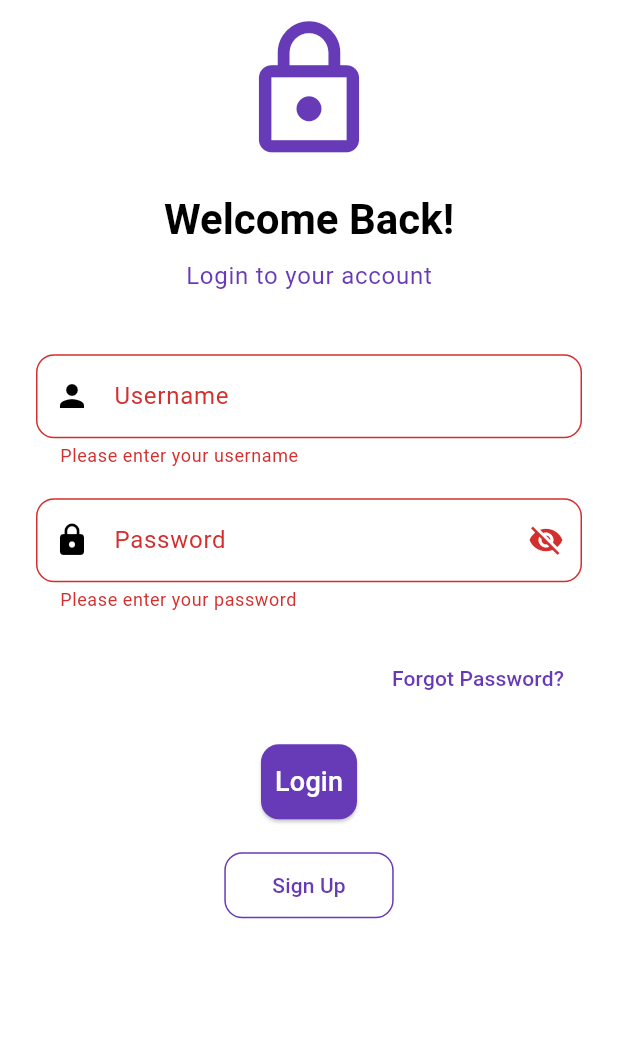
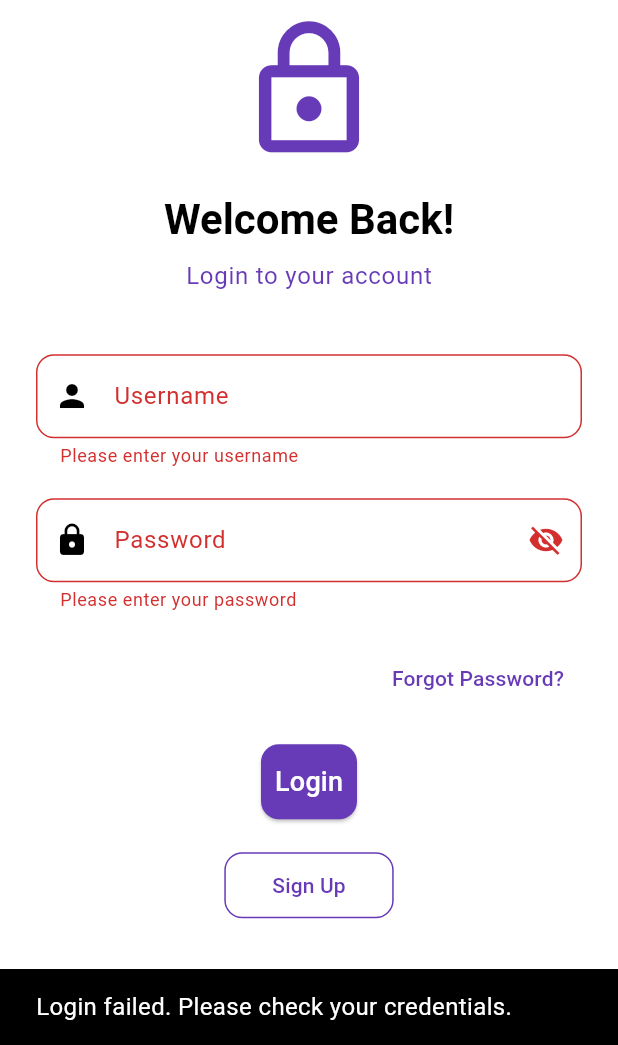
Before and after one commit to Gwilymm/pictionairy, a Flutter app: the screen it shows after launch, after a tap on "Login", on a phone screen of 412 x 824 dp, the part 191-1236 px from its top. Run offline on Flutter 3.47's test engine with Material 3 defaults, Android fonts, the phone set to English and light mode, and no system bars; our stand-ins replace flutter_svg, fluttertoast, shared_preferences; missing offline and left inert: floating_bubbles, qr_code_dart_scan.

Commit message:
refactor login

```diff
--- /dev/null
+++ b/lib/controllers/login_controller.dart
@@ -0,0 +1,55 @@
+// lib/controllers/login_controller.dart
+import 'package:flutter/material.dart';
+import 'dart:convert';
+import '../services/api_service.dart';
+import '../utils/shared_preferences_util.dart';
+
+class LoginController {
+  final TextEditingController usernameController = TextEditingController();
+  final TextEditingController passwordController = TextEditingController();
+
+  Future<bool> login(GlobalKey<FormState> formKey) async {
+    if (!formKey.currentState!.validate()) {
+      return false; // Validation failed
+    }
+
+    String username = usernameController.text;
+    String password = passwordController.text;
+
+    // Step 1: Login to get the token
+    final token = await ApiService.login(username, password);
+
+    if (token != null) {
+      // Step 2: Retrieve user details after successful login
+      final response = await ApiService.getPlayerDetails(username);
+      if (response.statusCode == 200) {
+        final userDetails = jsonDecode(response.body);
+
+        // Save user details to SharedPreferences
+        await SharedPreferencesUtil.setConnectedUser(json.encode(userDetails));
+        return true;
+      } else {
+        return false; // Failed to retrieve user details
+      }
+    } else {
+      return false; // Login failed
+    }
+  }
+
+  Future<Map<String, dynamic>?> getConnectedUser() async {
+    String? userJson = await SharedPreferencesUtil.getConnectedUser();
+    if (userJson != null) {
+      return json.decode(userJson);
+    }
+    return null;
+  }
+
+  Future<String?> getToken() async {
+    return await SharedPreferencesUtil.getToken();
+  }
+
+  void dispose() {
+    usernameController.dispose();
+    passwordController.dispose();
+  }
+}
--- a/lib/screens/challenge_create_screen.dart
+++ b/lib/screens/challenge_create_screen.dart
@@ -6,6 +6,8 @@ import 'challenge_form_screen.dart';
 import 'dart:convert'; // For encoding/decoding JSON
 
 class ChallengeCreateScreen extends StatefulWidget {
+  const ChallengeCreateScreen({super.key});
+
   @override
   _ChallengeCreateScreenState createState() => _ChallengeCreateScreenState();
 }
@@ -138,7 +140,7 @@ class _ChallengeCreateScreenState extends State<ChallengeCreateScreen> {
                   onPressed: () async {
                     final Map<String, dynamic>? result = await Navigator.push(
                       context,
-                      MaterialPageRoute(builder: (context) => ChallengeFormScreen()),
+                      MaterialPageRoute(builder: (context) => const ChallengeFormScreen()),
                     );
                     if (result != null) {
                       setState(() {
--- a/lib/screens/login_screen.dart
+++ b/lib/screens/login_screen.dart
@@ -1,12 +1,12 @@
+// lib/screens/login_screen.dart
 import 'package:flutter/material.dart';
-import 'package:shared_preferences/shared_preferences.dart';
-import 'home_screen.dart'; // Import HomeScreen
-import 'signup_screen.dart'; // Import SignupScreen
-import '../utils/api_service.dart'; // Import ApiService
-import '../utils/theme.dart'; // Import the theme
+import 'home_screen.dart';
+import 'signup_screen.dart';
+import '../controllers/login_controller.dart';
+import '../utils/theme.dart';
 
 class LoginScreen extends StatefulWidget {
-  const LoginScreen({Key? key}) : super(key: key);
+  const LoginScreen({super.key});
 
   @override
   _LoginScreenState createState() => _LoginScreenState();
@@ -14,24 +14,15 @@ class LoginScreen extends StatefulWidget {
 
 class _LoginScreenState extends State<LoginScreen> {
   final _formKey = GlobalKey<FormState>();
-  final TextEditingController _usernameController = TextEditingController();
-  final TextEditingController _passwordController = TextEditingController();
+  final LoginController _loginController = LoginController();
   bool _isPasswordVisible = false;
 
-  void _login() async {
-    if (_formKey.currentState!.validate()) {
-      String username = _usernameController.text;
-      String password = _passwordController.text;
+  Future<void> _login() async {
+    bool isLoggedIn = await _loginController.login(_formKey);
+    if (!mounted) return;
 
-      // Use ApiService to login
-      final token = await ApiService.login(username, password);
-
-      if (token != null) {
-        // Save the logged-in user to SharedPreferences
-        final prefs = await SharedPreferences.getInstance();
-        await prefs.setString('token', token);
-
-        // After successful login, navigate to the home screen
+    if (isLoggedIn) {
+      // Navigate to HomeScreen on successful login
       Navigator.pushReplacement(
         context,
         MaterialPageRoute(builder: (context) => const HomeScreen()),
@@ -43,6 +34,11 @@ class _LoginScreenState extends State<LoginScreen> {
       );
     }
   }
+
+  @override
+  void dispose() {
+    _loginController.dispose();
+    super.dispose();
   }
 
   @override
@@ -82,7 +78,7 @@ class _LoginScreenState extends State<LoginScreen> {
 
                   // Username input
                   TextFormField(
-                    controller: _usernameController,
+                    controller: _loginController.usernameController,
                     decoration: InputDecoration(
                       labelText: 'Username',
                       prefixIcon: const Icon(Icons.person),
@@ -104,7 +100,7 @@ class _LoginScreenState extends State<LoginScreen> {
 
                   // Password input
                   TextFormField(
-                    controller: _passwordController,
+                    controller: _loginController.passwordController,
                     obscureText: !_isPasswordVisible,
                     decoration: InputDecoration(
                       labelText: 'Password',
@@ -151,7 +147,7 @@ class _LoginScreenState extends State<LoginScreen> {
                   ElevatedButton(
                     onPressed: _login,
                     style: AppTheme.elevatedButtonStyle,
-                    child: Text(
+                    child: const Text(
                       'Login',
                       style: AppTheme.buttonTextStyle,
                     ),
--- a/lib/screens/splash_screen.dart
+++ b/lib/screens/splash_screen.dart
@@ -2,10 +2,10 @@
 import 'package:flutter/material.dart';
 import 'package:flutter_svg/flutter_svg.dart'; // Import flutter_svg for SVG handling
 import 'login_screen.dart'; // Import LoginScreen
-import '../utils/theme.dart'; // Import the theme to use styles
+// Import the theme to use styles
 
 class SplashScreen extends StatefulWidget {
-  const SplashScreen({Key? key}) : super(key: key);
+  const SplashScreen({super.key});
 
   @override
   _SplashScreenState createState() => _SplashScreenState();
--- a/lib/utils/animated_bubble.dart
+++ b/lib/utils/animated_bubble.dart
@@ -8,12 +8,12 @@ class AnimatedBubble extends StatefulWidget {
   final double opacity;
 
   const AnimatedBubble({
-    Key? key,
+    super.key,
     required this.size,
     required this.initialTop,
     required this.left,
     required this.opacity,
-  }) : super(key: key);
+  });
 
   @override
   _AnimatedBubbleState createState() => _AnimatedBubbleState();
```
Also changed, not shown: lib/controllers/home_controller.dart (added, +36 -0 lines), lib/models/game_session.dart (added, +29 -0 lines), lib/models/join_game_session_request.dart (added, +14 -0 lines), lib/models/login_response.dart (added, +21 -0 lines), lib/models/player.dart (added, +25 -0 lines), lib/screens/challenge_form_screen.dart (+6 -4 lines), lib/screens/home_screen.dart (+31 -43 lines), lib/screens/join_game_screen.dart (+3 -7 lines), lib/screens/signup_screen.dart (+3 -4 lines), lib/screens/start_game_screen.dart (+7 -9 lines), lib/services/api_service.dart (renamed from lib/utils/api_service.dart, +24 -23 lines), lib/utils/shared_preferences_util.dart (+29 -6 lines), 1 other file. Lines whose indentation alone changed are shown as unchanged.
